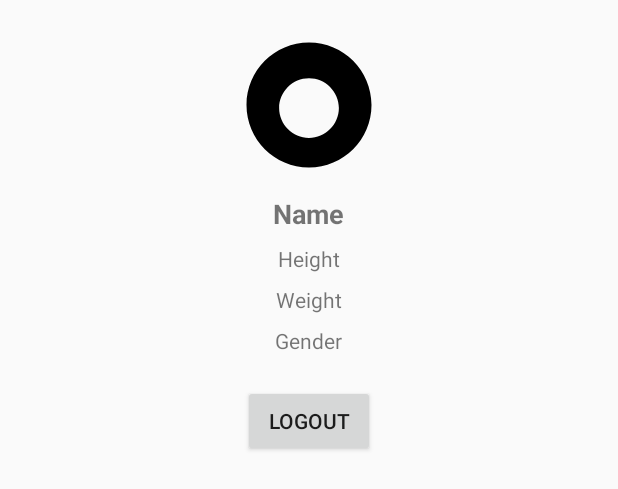
After one commit to steelPiber/avatar-crab, an Android app: the layout dialog_profile.xml on its own in the app's theme, with its tools: preview values and no code run, on a phone screen of 412 x 824 dp. The commit adds this screen. Shown: the top 489 px of the screen. Run offline under Robolectric (Android 15) with nearby library versions, the phone set to English and light mode, and no system bars.

Commit message:
* 로그인후homefragment이동수정 * 프로필누르면유정정보를데이터베이스에서가져오 기성공

```diff
--- a/avatar_crab2/app/src/main/java/com/example/avatar_crab/presentation/ApiService.kt
+++ b/avatar_crab2/app/src/main/java/com/example/avatar_crab/presentation/ApiService.kt
@@ -26,10 +26,10 @@ interface ApiService {
     fun getSegments(@Path("email") email: String, @Path("id") recordId: String): Call<List<SegmentDataEntity>>
 
     // 서버로 유저 정보를 보내는 POST 요청
-    @POST("/api/userinfo")
+    @POST("/userinfo")
     fun sendUserInfo(@Body userInfo: UserInfo): Call<Void>
 
     // 이메일을 사용하여 유저 정보를 가져오는 GET 요청
-    @GET("/api/userinfo/{email}")
+    @GET("/userinfo/{email}")
     fun getUserInfo(@Path("email") email: String): Call<UserInfo>
 }
--- a/avatar_crab2/app/src/main/java/com/example/avatar_crab/presentation/MainViewModelFactory.kt
+++ b/avatar_crab2/app/src/main/java/com/example/avatar_crab/presentation/MainViewModelFactory.kt
@@ -8,11 +8,11 @@ import com.example.avatar_crab.presentation.MainViewModel
 class MainViewModelFactory(
     private val challengeRepository: ChallengeRepository,
     private val application: Application
-) : ViewModelProvider.AndroidViewModelFactory(application) {
+) : ViewModelProvider.Factory {  // AndroidViewModelFactory 대신 Factory 사용
 
+    @Suppress("UNCHECKED_CAST")
     override fun <T : ViewModel> create(modelClass: Class<T>): T {
         if (modelClass.isAssignableFrom(MainViewModel::class.java)) {
-            @Suppress("UNCHECKED_CAST")
             return MainViewModel(challengeRepository, application) as T
         }
         throw IllegalArgumentException("Unknown ViewModel class")
--- /dev/null
+++ b/avatar_crab2/app/src/main/res/color/background_light.xml
@@ -0,0 +1,4 @@
+<?xml version="1.0" encoding="utf-8"?>
+<selector xmlns:android="http://schemas.android.com/apk/res/android">
+
+</selector>
--- /dev/null
+++ b/avatar_crab2/app/src/main/res/drawable/ic_profile_placeholder.xml
@@ -0,0 +1,9 @@
+<vector xmlns:android="http://schemas.android.com/apk/res/android"
+    android:width="24dp"
+    android:height="24dp"
+    android:viewportWidth="24"
+    android:viewportHeight="24">
+    <path
+        android:fillColor="#FF000000"
+        android:pathData="M12,2C6.48,2 2,6.48 2,12c0,5.52 4.48,10 10,10s10,-4.48 10,-10S17.52,2 12,2zM12,17.27c-2.63,0 -4.78,-2.15 -4.78,-4.78S9.37,7.71 12,7.71s4.78,2.15 4.78,4.78S14.63,17.27 12,17.27z"/>
+</vector>
--- /dev/null
+++ b/avatar_crab2/app/src/main/res/layout/dialog_profile.xml
@@ -0,0 +1,57 @@
+<?xml version="1.0" encoding="utf-8"?>
+<LinearLayout xmlns:android="http://schemas.android.com/apk/res/android"
+    android:layout_width="match_parent"
+    android:layout_height="wrap_content"
+    android:orientation="vertical"
+    android:padding="20dp">
+
+    <ImageView
+        android:id="@+id/dialogProfileImageView"
+        android:layout_width="100dp"
+        android:layout_height="100dp"
+        android:layout_gravity="center"
+        android:scaleType="centerCrop"
+        android:src="@drawable/ic_profile_placeholder" />
+
+    <TextView
+        android:id="@+id/tvName"
+        android:layout_width="wrap_content"
+        android:layout_height="wrap_content"
+        android:layout_marginTop="10dp"
+        android:text="Name"
+        android:textSize="18sp"
+        android:textStyle="bold"
+        android:layout_gravity="center"/>
+
+    <TextView
+        android:id="@+id/tvHeight"
+        android:layout_width="wrap_content"
+        android:layout_height="wrap_content"
+        android:text="Height"
+        android:layout_gravity="center"
+        android:layout_marginTop="8dp"/>
+
+    <TextView
+        android:id="@+id/tvWeight"
+        android:layout_width="wrap_content"
+        android:layout_height="wrap_content"
+        android:text="Weight"
+        android:layout_gravity="center"
+        android:layout_marginTop="8dp"/>
+
+    <TextView
+        android:id="@+id/tvGender"
+        android:layout_width="wrap_content"
+        android:layout_height="wrap_content"
+        android:text="Gender"
+        android:layout_gravity="center"
+        android:layout_marginTop="8dp"/>
+
+    <Button
+        android:id="@+id/btnLogout"
+        android:layout_width="wrap_content"
+        android:layout_height="wrap_content"
+        android:text="Logout"
+        android:layout_gravity="center"
+        android:layout_marginTop="20dp"/>
+</LinearLayout>
```
Also changed, not shown: avatar_crab2/app/src/main/java/com/example/avatar_crab/presentation/HomeFragment.kt (+50 -20 lines), avatar_crab2/app/src/main/java/com/example/avatar_crab/presentation/LoginActivity.kt (+23 -39 lines), avatar_crab2/app/src/main/java/com/example/avatar_crab/presentation/MainViewModel.kt (+25 -0 lines), avatar_crab2/app/src/main/java/com/example/avatar_crab/presentation/ProfileDialogFragment.kt (added, +54 -0 lines), avatar_crab2/app/src/main/java/com/example/avatar_crab/presentation/userinfo/UserInfoActivity.kt (+24 -6 lines), avatar_crab2/app/src/main/res/drawable/rounded_button.xml (added, +20 -0 lines), 184 other files.
